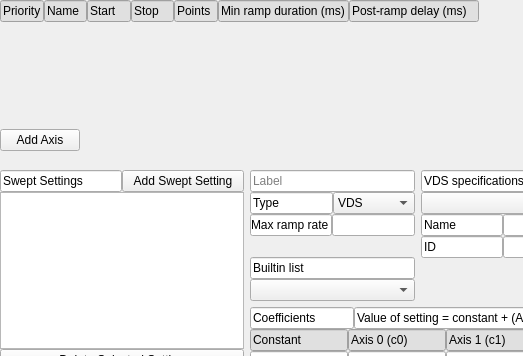
Above: qtdesigner/setup.ui from afylab/LabRAD-sweeper-2 before the change; both pictures show x 0 to 523 and y 0 to 356 of the 983 by 782 pixel window. Below: the same form after it.
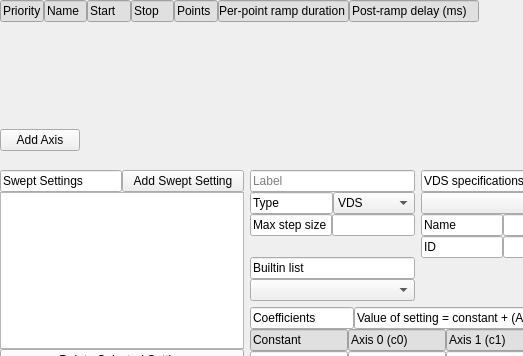
That is the form after the change.

Commit message:
Updated sweep ramp timing
Made ramp timing function on per-axis minimum ramp duration and per-setting maximum step size.

The QTDesigner .py files need to be updated with the batch file, but currently the computer I'm working on isn't set up to compile the .ui files.

The edit to the form file:
```diff
--- a/qtdesigner/setup.ui
+++ b/qtdesigner/setup.ui
@@ -118,7 +118,7 @@
           <string notr="true">QLineEdit { background-color: rgb(224,224,224) }</string>
          </property>
          <property name="text">
-          <string>Min ramp duration (ms)</string>
+          <string>Per-point ramp duration</string>
          </property>
         </widget>
        </item>
@@ -317,7 +317,7 @@
              <item>
               <widget class="QLineEdit" name="swp_lbl_max_ramp_rate">
                <property name="text">
-                <string>Max ramp rate</string>
+                <string>Max step size</string>
                </property>
                <property name="readOnly">
                 <bool>true</bool>
```
The commit also changes 3 other files.
